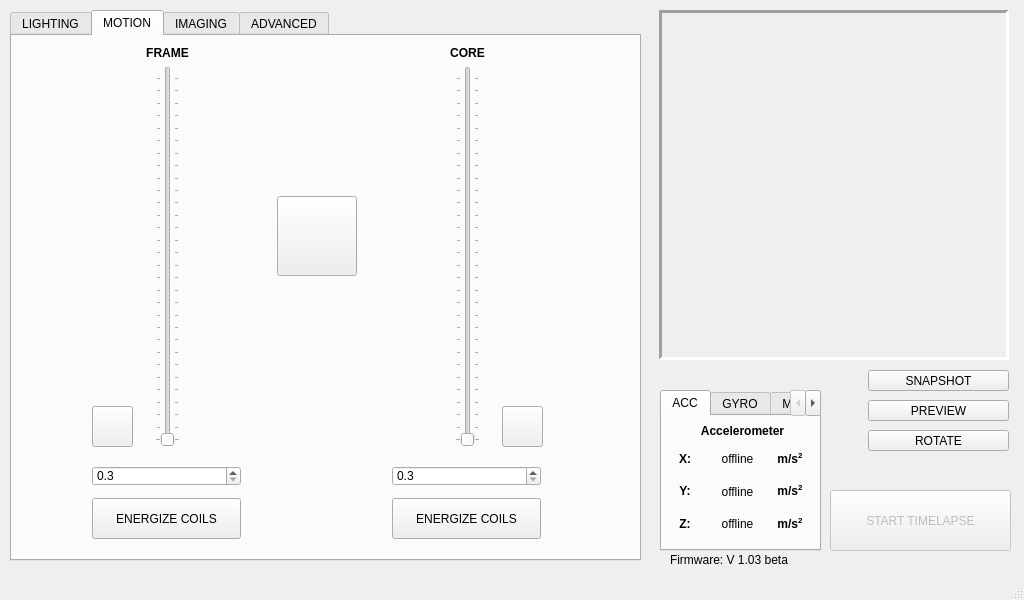
This is _ui/Clinostat.ui in CoSE-Jerry/3D-Clinostat as Qt 5 draws it before an edit. The edited form follows.
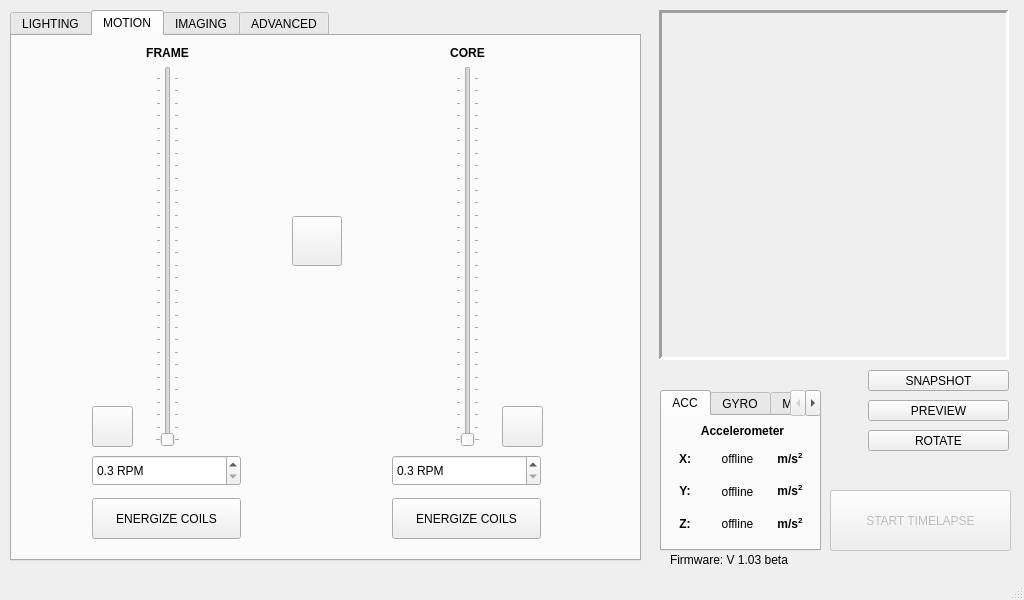
This is the edited form. Icons and pictures are not drawn.

Diff of the .ui file:
```diff
--- a/_ui/Clinostat.ui
+++ b/_ui/Clinostat.ui
@@ -462,23 +462,23 @@
      <widget class="QPushButton" name="link_pushButton">
       <property name="geometry">
        <rect>
-        <x>265</x>
-        <y>160</y>
-        <width>80</width>
-        <height>80</height>
-       </rect>
-      </property>
-      <property name="text">
-       <string/>
-      </property>
-      <property name="icon">
-       <iconset>
-        <normaloff>../_image/Link.png</normaloff>../_image/Link.png</iconset>
-      </property>
-      <property name="iconSize">
-       <size>
+        <x>280</x>
+        <y>180</y>
         <width>50</width>
         <height>50</height>
+       </rect>
+      </property>
+      <property name="text">
+       <string/>
+      </property>
+      <property name="icon">
+       <iconset>
+        <normaloff>../_image/Link.png</normaloff>../_image/Link.png</iconset>
+      </property>
+      <property name="iconSize">
+       <size>
+        <width>30</width>
+        <height>30</height>
        </size>
       </property>
       <property name="checkable">
@@ -607,11 +607,14 @@
       <property name="geometry">
        <rect>
         <x>80</x>
-        <y>430</y>
+        <y>419</y>
         <width>149</width>
-        <height>20</height>
+        <height>31</height>
        </rect>
       </property>
+      <property name="suffix">
+       <string> RPM</string>
+      </property>
       <property name="decimals">
        <number>1</number>
       </property>
@@ -629,11 +632,14 @@
       <property name="geometry">
        <rect>
         <x>380</x>
-        <y>430</y>
+        <y>419</y>
         <width>149</width>
-        <height>20</height>
+        <height>31</height>
        </rect>
       </property>
+      <property name="suffix">
+       <string> RPM</string>
+      </property>
       <property name="decimals">
        <number>1</number>
       </property>
```
